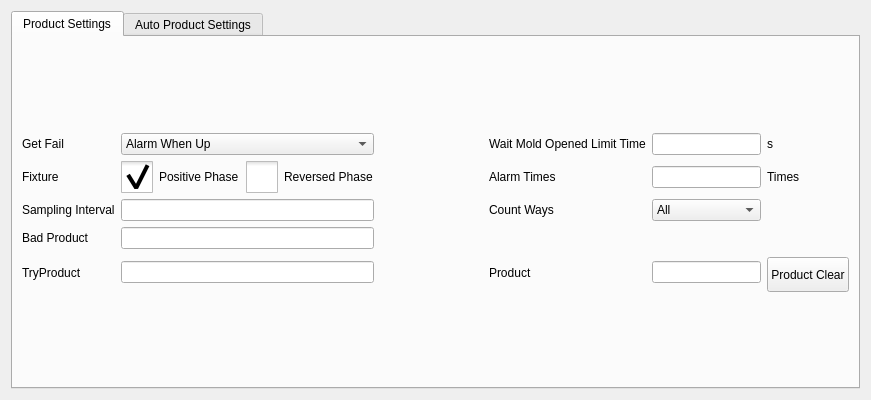
The window that hcsettings/ichcproductsettingframe.ui (dongdong-2009/3-5AxisRobot) describes before a commit, drawn with Qt 5.
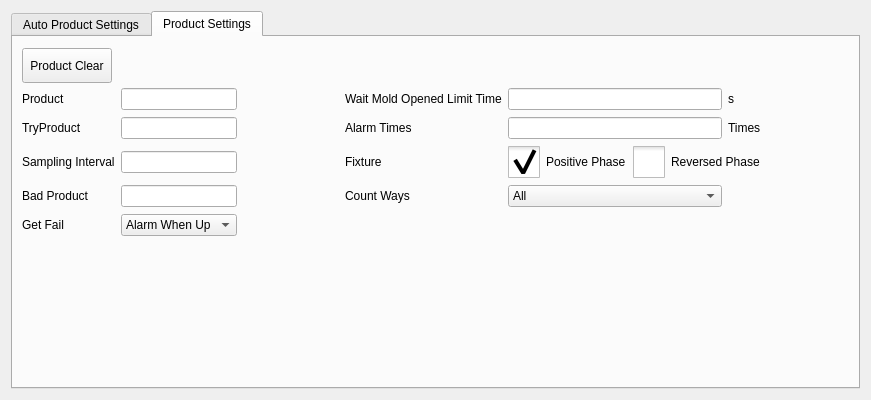
The same window after the commit. The open tabs and pages were chosen to show the change. Icons and pictures are not drawn. Custom widgets are drawn as their Qt base class.

What changed in the file:
```diff
--- a/hcsettings/ichcproductsettingframe.ui
+++ b/hcsettings/ichcproductsettingframe.ui
@@ -25,293 +25,6 @@
      <property name="currentIndex">
       <number>0</number>
      </property>
-     <widget class="QWidget" name="tab">
-      <attribute name="title">
-       <string>Product Settings</string>
-      </attribute>
-      <layout class="QVBoxLayout" name="verticalLayout_2">
-       <item>
-        <layout class="QGridLayout" name="gridLayout_2">
-         <item row="0" column="2">
-          <spacer name="horizontalSpacer">
-           <property name="orientation">
-            <enum>Qt::Horizontal</enum>
-           </property>
-           <property name="sizeHint" stdset="0">
-            <size>
-             <width>37</width>
-             <height>17</height>
-            </size>
-           </property>
-          </spacer>
-         </item>
-         <item row="0" column="3">
-          <widget class="QLabel" name="label_2">
-           <property name="text">
-            <string>Wait Mold Opened Limit Time</string>
-           </property>
-          </widget>
-         </item>
-         <item row="0" column="4">
-          <widget class="ICLineEditWithVirtualNumericKeypad" name="waitTimeEdit"/>
-         </item>
-         <item row="1" column="3">
-          <widget class="QLabel" name="label_5">
-           <property name="text">
-            <string>Alarm Times</string>
-           </property>
-          </widget>
-         </item>
-         <item row="1" column="4">
-          <widget class="ICLineEditWithVirtualNumericKeypad" name="alarmTimesEdit"/>
-         </item>
-         <item row="2" column="0">
-          <widget class="QLabel" name="label_8">
-           <property name="text">
-            <string>Sampling Interval</string>
-           </property>
-          </widget>
-         </item>
-         <item row="2" column="1">
-          <widget class="ICLineEditWithVirtualNumericKeypad" name="samplingEdit"/>
-         </item>
-         <item row="3" column="0">
-          <widget class="QLabel" name="label_9">
-           <property name="text">
-            <string>Bad Product</string>
-           </property>
-          </widget>
-         </item>
-         <item row="3" column="1">
-          <widget class="ICLineEditWithVirtualNumericKeypad" name="samplingEdit_3"/>
-         </item>
-         <item row="4" column="5" colspan="2">
-          <widget class="QPushButton" name="productClearButton">
-           <property name="minimumSize">
-            <size>
-             <width>0</width>
-             <height>35</height>
-            </size>
-           </property>
-           <property name="maximumSize">
-            <size>
-             <width>16777215</width>
-             <height>30</height>
-            </size>
-           </property>
-           <property name="text">
-            <string>Product Clear</string>
-           </property>
-           <property name="autoRepeat">
-            <bool>true</bool>
-           </property>
-           <property name="autoRepeatDelay">
-            <number>50</number>
-           </property>
-          </widget>
-         </item>
-         <item row="0" column="5">
-          <widget class="QLabel" name="label_4">
-           <property name="text">
-            <string>s</string>
-           </property>
-          </widget>
-         </item>
-         <item row="1" column="5">
-          <widget class="QLabel" name="label_6">
-           <property name="text">
-            <string>Times</string>
-           </property>
-          </widget>
-         </item>
-         <item row="4" column="3">
-          <widget class="QLabel" name="label">
-           <property name="text">
-            <string>Product</string>
-           </property>
-          </widget>
-         </item>
-         <item row="4" column="4">
-          <widget class="ICLineEditWithVirtualNumericKeypad" name="productLineEdit"/>
-         </item>
-         <item row="0" column="0">
-          <widget class="QLabel" name="label_10">
-           <property name="text">
-            <string>Get Fail</string>
-           </property>
-          </widget>
-         </item>
-         <item row="0" column="1">
-          <widget class="QComboBox" name="getFailWay">
-           <item>
-            <property name="text">
-             <string>Alarm When Up</string>
-            </property>
-           </item>
-           <item>
-            <property name="text">
-             <string>Alarm Once</string>
-            </property>
-           </item>
-          </widget>
-         </item>
-         <item row="4" column="0">
-          <widget class="QLabel" name="label_7">
-           <property name="text">
-            <string>TryProduct</string>
-           </property>
-          </widget>
-         </item>
-         <item row="4" column="1">
-          <widget class="ICLineEditWithVirtualNumericKeypad" name="tryProductEdit"/>
-         </item>
-         <item row="1" column="0">
-          <widget class="QLabel" name="label_17">
-           <property name="styleSheet">
-            <string notr="true">height:27px ;</string>
-           </property>
-           <property name="text">
-            <string>Fixture</string>
-           </property>
-          </widget>
-         </item>
-         <item row="1" column="1">
-          <layout class="QHBoxLayout" name="horizontalLayout_2">
-           <item>
-            <widget class="QCheckBox" name="positiveCheckBox">
-             <property name="styleSheet">
-              <string notr="true">::indicator {
-     width: 32px;
-     height: 32px;
- }
-
-::indicator:unchecked 
-{
-     image: url(:/resource/check_unchecked.png);
- }
-::indicator:checked 
-{
-     image: url(:/resource/check_checked.png);
- }
-
-QRadioButton::indicator:checked:disabled
-{
- image: url(:/resource/check_checked_disable.png);
-}
-
-QRadioButton::indicator:unchecked:disabled
-{
- image: url(:/resource/check_unchecked_disable.png);
-}</string>
-             </property>
-             <property name="text">
-              <string>Positive Phase</string>
-             </property>
-             <property name="checked">
-              <bool>true</bool>
-             </property>
-             <attribute name="buttonGroup">
-              <string notr="true">buttonGroup</string>
-             </attribute>
-            </widget>
-           </item>
-           <item>
-            <widget class="QCheckBox" name="reversedCheckBox">
-             <property name="acceptDrops">
-              <bool>false</bool>
-             </property>
-             <property name="autoFillBackground">
-              <bool>false</bool>
-             </property>
-             <property name="styleSheet">
-              <string notr="true">::indicator {
-     width: 32px;
-     height: 32px;
- }
-
-::indicator:unchecked 
-{
-     image: url(:/resource/check_unchecked.png);
- }
-::indicator:checked 
-{
-     image: url(:/resource/check_checked.png);
- }
-
-QRadioButton::indicator:checked:disabled
-{
- image: url(:/resource/check_checked_disable.png);
-}
-
-QRadioButton::indicator:unchecked:disabled
-{
- image: url(:/resource/check_unchecked_disable.png);
-}</string>
-             </property>
-             <property name="text">
-              <string>Reversed Phase</string>
-             </property>
-             <property name="checkable">
-              <bool>true</bool>
-             </property>
-             <property name="checked">
-              <bool>false</bool>
-             </property>
-             <attribute name="buttonGroup">
-              <string notr="true">buttonGroup</string>
-             </attribute>
-            </widget>
-           </item>
-          </layout>
-         </item>
-         <item row="2" column="3">
-          <widget class="QLabel" name="label_18">
-           <property name="styleSheet">
-            <string notr="true">height:27px ;</string>
-           </property>
-           <property name="text">
-            <string>Count Ways</string>
-           </property>
-          </widget>
-         </item>
-         <item row="2" column="4">
-          <widget class="QComboBox" name="countUnitBox">
-           <item>
-            <property name="text">
-             <string>All</string>
-            </property>
-           </item>
-           <item>
-            <property name="text">
-             <string>Good</string>
-            </property>
-           </item>
-           <item>
-            <property name="text">
-             <string>Stack-1</string>
-            </property>
-           </item>
-           <item>
-            <property name="text">
-             <string>Stack-2</string>
-            </property>
-           </item>
-           <item>
-            <property name="text">
-             <string>Stack-3</string>
-            </property>
-           </item>
-           <item>
-            <property name="text">
-             <string>Stack-4</string>
-            </property>
-           </item>
-          </widget>
-         </item>
-        </layout>
-       </item>
-      </layout>
-     </widget>
      <widget class="QWidget" name="tab_2">
       <attribute name="title">
        <string>Auto Product Settings</string>
@@ -840,6 +553,305 @@
        </item>
       </layout>
      </widget>
+     <widget class="QWidget" name="tab">
+      <attribute name="title">
+       <string>Product Settings</string>
+      </attribute>
+      <widget class="QPushButton" name="productClearButton">
+       <property name="geometry">
+        <rect>
+         <x>9</x>
+         <y>11</y>
+         <width>90</width>
+         <height>35</height>
+        </rect>
+       </property>
+       <property name="minimumSize">
+        <size>
+         <width>0</width>
+         <height>35</height>
+        </size>
+       </property>
+       <property name="maximumSize">
+        <size>
+         <width>16777215</width>
+         <height>30</height>
+        </size>
+       </property>
+       <property name="text">
+        <string>Product Clear</string>
+       </property>
+       <property name="autoRepeat">
+        <bool>true</bool>
+       </property>
+       <property name="autoRepeatDelay">
+        <number>50</number>
+       </property>
+      </widget>
+      <widget class="QWidget" name="noUse" native="true">
+       <property name="geometry">
+        <rect>
+         <x>9</x>
+         <y>50</y>
+         <width>739</width>
+         <height>152</height>
+        </rect>
+       </property>
+       <layout class="QGridLayout" name="gridLayout_2">
+        <item row="0" column="0">
+         <widget class="QLabel" name="label">
+          <property name="text">
+           <string>Product</string>
+          </property>
+         </widget>
+        </item>
+        <item row="0" column="1">
+         <widget class="ICLineEditWithVirtualNumericKeypad" name="productLineEdit"/>
+        </item>
+        <item row="0" column="2">
+         <spacer name="horizontalSpacer">
+          <property name="orientation">
+           <enum>Qt::Horizontal</enum>
+          </property>
+          <property name="sizeHint" stdset="0">
+           <size>
+            <width>37</width>
+            <height>17</height>
+           </size>
+          </property>
+         </spacer>
+        </item>
+        <item row="0" column="3">
+         <widget class="QLabel" name="label_2">
+          <property name="text">
+           <string>Wait Mold Opened Limit Time</string>
+          </property>
+         </widget>
+        </item>
+        <item row="0" column="4">
+         <widget class="ICLineEditWithVirtualNumericKeypad" name="waitTimeEdit"/>
+        </item>
+        <item row="1" column="0">
+         <widget class="QLabel" name="label_7">
+          <property name="text">
+           <string>TryProduct</string>
+          </property>
+         </widget>
+        </item>
+        <item row="1" column="1">
+         <widget class="ICLineEditWithVirtualNumericKeypad" name="tryProductEdit"/>
+        </item>
+        <item row="1" column="3">
+         <widget class="QLabel" name="label_5">
+          <property name="text">
+           <string>Alarm Times</string>
+          </property>
+         </widget>
+        </item>
+        <item row="1" column="4">
+         <widget class="ICLineEditWithVirtualNumericKeypad" name="alarmTimesEdit"/>
+        </item>
+        <item row="2" column="0">
+         <widget class="QLabel" name="label_8">
+          <property name="text">
+           <string>Sampling Interval</string>
+          </property>
+         </widget>
+        </item>
+        <item row="2" column="1">
+         <widget class="ICLineEditWithVirtualNumericKeypad" name="samplingEdit"/>
+        </item>
+        <item row="2" column="3">
+         <widget class="QLabel" name="label_17">
+          <property name="styleSheet">
+           <string notr="true">height:27px ;</string>
+          </property>
+          <property name="text">
+           <string>Fixture</string>
+          </property>
+         </widget>
+        </item>
+        <item row="2" column="4" colspan="2">
+         <layout class="QHBoxLayout" name="horizontalLayout_2">
+          <item>
+           <widget class="QCheckBox" name="positiveCheckBox">
+            <property name="styleSheet">
+             <string notr="true">::indicator {
+     width: 32px;
+     height: 32px;
+ }
+
+::indicator:unchecked 
+{
+     image: url(:/resource/check_unchecked.png);
+ }
+::indicator:checked 
+{
+     image: url(:/resource/check_checked.png);
+ }
+
+QRadioButton::indicator:checked:disabled
+{
+ image: url(:/resource/check_checked_disable.png);
+}
+
+QRadioButton::indicator:unchecked:disabled
+{
+ image: url(:/resource/check_unchecked_disable.png);
+}</string>
+            </property>
+            <property name="text">
+             <string>Positive Phase</string>
+            </property>
+            <property name="checked">
+             <bool>true</bool>
+            </property>
+            <attribute name="buttonGroup">
+             <string notr="true">buttonGroup</string>
+            </attribute>
+           </widget>
+          </item>
+          <item>
+           <widget class="QCheckBox" name="reversedCheckBox">
+            <property name="acceptDrops">
+             <bool>false</bool>
+            </property>
+            <property name="autoFillBackground">
+             <bool>false</bool>
+            </property>
+            <property name="styleSheet">
+             <string notr="true">::indicator {
+     width: 32px;
+     height: 32px;
+ }
+
+::indicator:unchecked 
+{
+     image: url(:/resource/check_unchecked.png);
+ }
+::indicator:checked 
+{
+     image: url(:/resource/check_checked.png);
+ }
+
+QRadioButton::indicator:checked:disabled
+{
+ image: url(:/resource/check_checked_disable.png);
+}
+
+QRadioButton::indicator:unchecked:disabled
+{
+ image: url(:/resource/check_unchecked_disable.png);
+}</string>
+            </property>
+            <property name="text">
+             <string>Reversed Phase</string>
+            </property>
+            <property name="checkable">
+             <bool>true</bool>
+            </property>
+            <property name="checked">
+             <bool>false</bool>
+            </property>
+            <attribute name="buttonGroup">
+             <string notr="true">buttonGroup</string>
+            </attribute>
+           </widget>
+          </item>
+         </layout>
+        </item>
+        <item row="3" column="0">
+         <widget class="QLabel" name="label_9">
+          <property name="text">
+           <string>Bad Product</string>
+          </property>
+         </widget>
+        </item>
+        <item row="3" column="1">
+         <widget class="ICLineEditWithVirtualNumericKeypad" name="samplingEdit_3"/>
+        </item>
+        <item row="3" column="3">
+         <widget class="QLabel" name="label_18">
+          <property name="styleSheet">
+           <string notr="true">height:27px ;</string>
+          </property>
+          <property name="text">
+           <string>Count Ways</string>
+          </property>
+         </widget>
+        </item>
+        <item row="3" column="4">
+         <widget class="QComboBox" name="countUnitBox">
+          <item>
+           <property name="text">
+            <string>All</string>
+           </property>
+          </item>
+          <item>
+           <property name="text">
+            <string>Good</string>
+           </property>
+          </item>
+          <item>
+           <property name="text">
+            <string>Stack-1</string>
+           </property>
+          </item>
+          <item>
+           <property name="text">
+            <string>Stack-2</string>
+           </property>
+          </item>
+          <item>
+           <property name="text">
+            <string>Stack-3</string>
+           </property>
+          </item>
+          <item>
+           <property name="text">
+            <string>Stack-4</string>
+           </property>
+          </item>
+         </widget>
+        </item>
+        <item row="4" column="0">
+         <widget class="QLabel" name="label_10">
+          <property name="text">
+           <string>Get Fail</string>
+          </property>
+         </widget>
+        </item>
+        <item row="4" column="1">
+         <widget class="QComboBox" name="getFailWay">
+          <item>
+           <property name="text">
+            <string>Alarm When Up</string>
+           </property>
+          </item>
+          <item>
+           <property name="text">
+            <string>Alarm Once</string>
+           </property>
+          </item>
+         </widget>
+        </item>
+        <item row="0" column="5">
+         <widget class="QLabel" name="label_4">
+          <property name="text">
+           <string>s</string>
+          </property>
+         </widget>
+        </item>
+        <item row="1" column="5">
+         <widget class="QLabel" name="label_6">
+          <property name="text">
+           <string>Times</string>
+          </property>
+         </widget>
+        </item>
+       </layout>
+      </widget>
+     </widget>
     </widget>
    </item>
   </layout>
```
